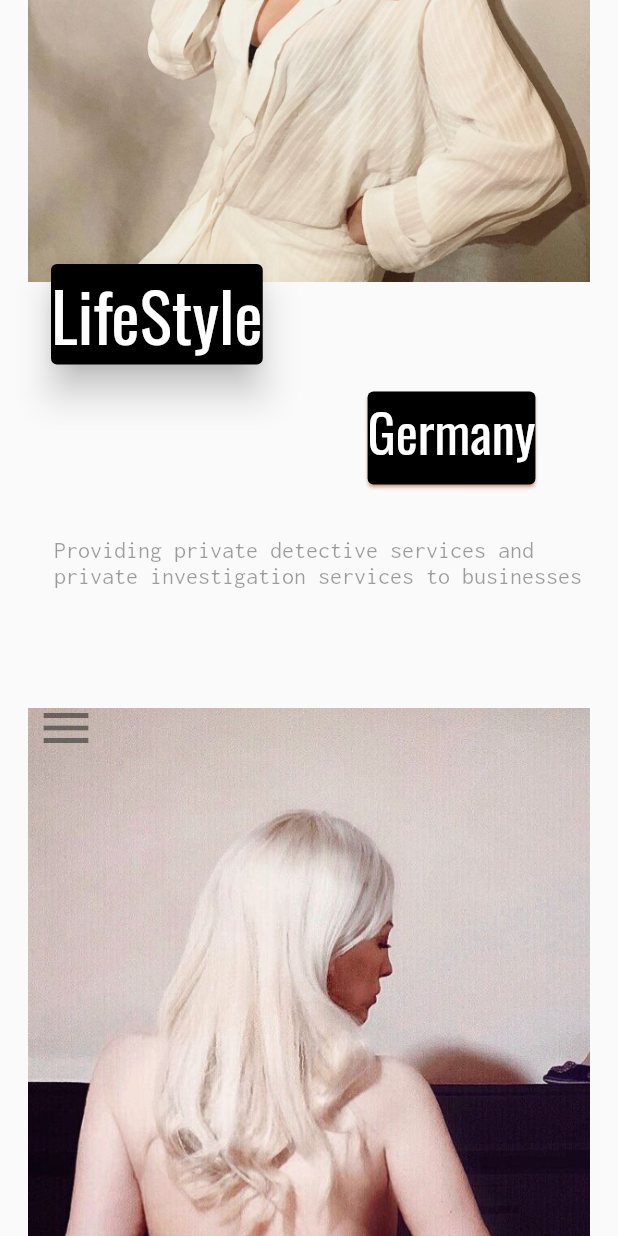
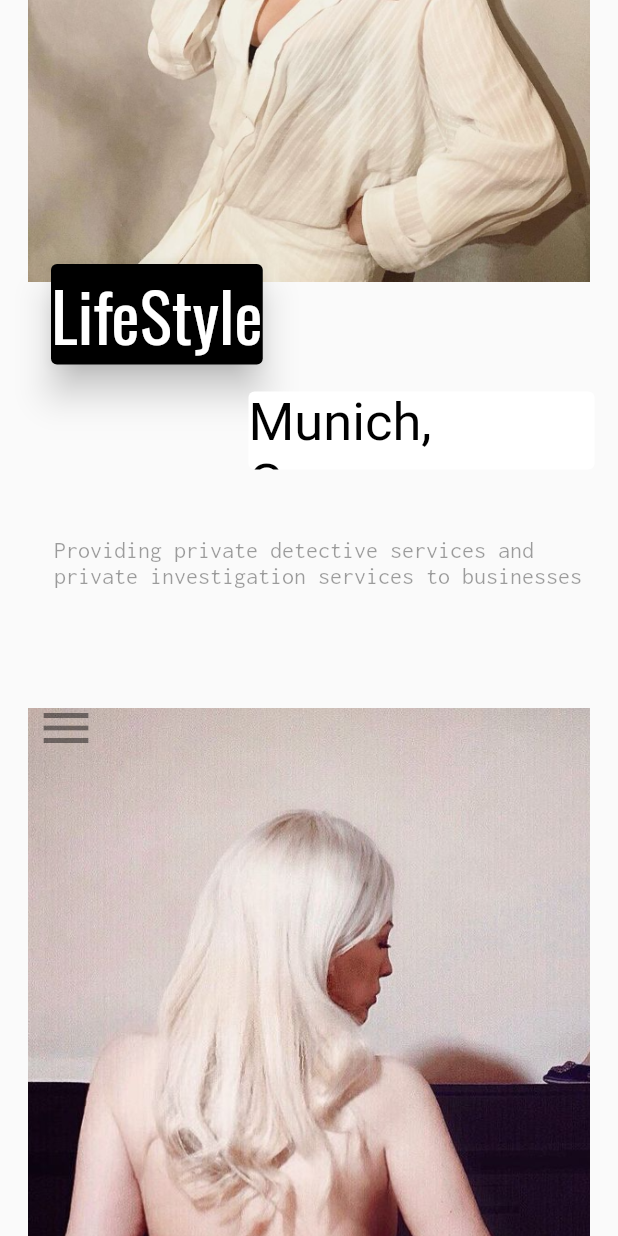
Before and after one commit to sagnik150699/drenlab_krala_murnau_portfolio, a Flutter app: the screen it shows after launch, scrolled down 1152 dp, on a phone screen of 412 x 824 dp. Run offline on Flutter 3.47's test engine with Material 2 defaults, Android fonts, the phone set to English and light mode, and no system bars; drawn by our look-alikes of carousel_slider; our stand-ins replace google_fonts.

Commit message:
2nd scroll final

```diff
--- a/flutter_app/lib/components/variables.dart
+++ b/flutter_app/lib/components/variables.dart
@@ -61,12 +61,12 @@ class Variables {
 
 
   List<Widget> item3 = [ Card(
-    color: Colors.black,
+    //color: Colors.black,
     shadowColor: Colors.deepOrange,
-    elevation: 1,
+    elevation: 0,
     child: Text(
-      "Germany",
-      style: GoogleFonts.oswald(fontSize: 35,textStyle: TextStyle(color: Colors.white)),
+      "Munich, Germany",
+      style: GoogleFonts.sedgwickAveDisplay(fontSize: 35,textStyle: TextStyle(color: Colors.black)),
     ),
   ),
   ];
--- a/flutter_app/lib/ui/mobile.dart
+++ b/flutter_app/lib/ui/mobile.dart
@@ -178,10 +178,11 @@ class _Mobile extends State<Mobile> {
         ),
 
         Padding(
-          padding: const EdgeInsets.only(top: 535, left: 190),
+          padding: const EdgeInsets.only(top: 535, left: 150),
           child: CarouselSlider(
             items: variables.item3,
-            options: CarouselOptions( height: 70,
+            options: CarouselOptions(
+              height: 60,
               aspectRatio: 16 / 9,
               viewportFraction: 0.911,
               initialPage: 0,
```
